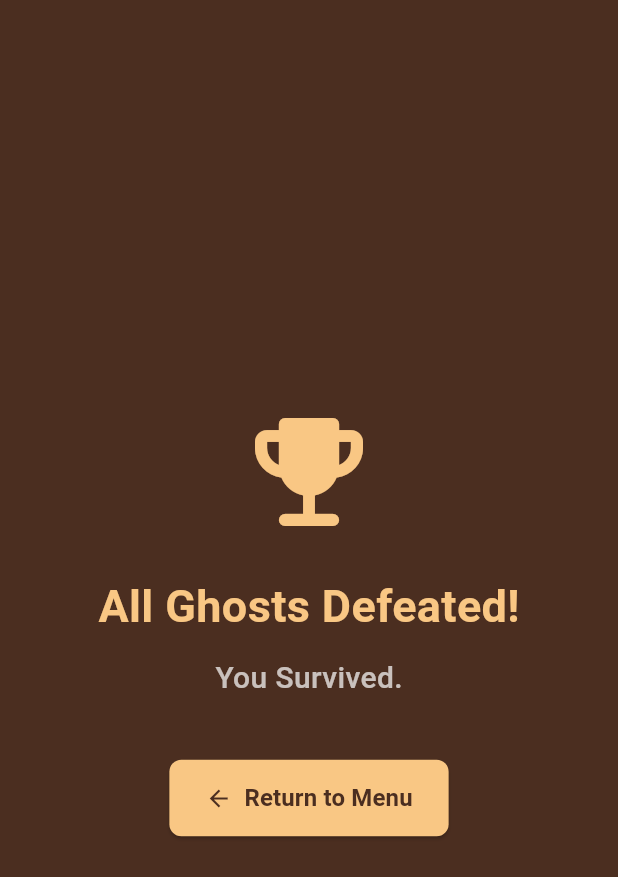
After one commit to adisimaimulte1/found-and-loaded, a Flutter app: the EndingScreen screen opened directly, on a phone screen of 412 x 824 dp. The commit adds this screen. Shown: the top 877 px of the screen. Run offline on Flutter 3.47's test engine with Material 3 defaults, Android fonts, the light colour scheme and no system bars; our stand-ins replace audioplayers, geolocator, permission_handler; missing offline and left inert: flame; statements that could not run were skipped; project files that could hold a hidden picture were left out.

Commit message:
cu ajutorul oaie not

```diff
--- /dev/null
+++ b/lib/screen/ending_screen.dart
@@ -0,0 +1,74 @@
+import 'package:flutter/cupertino.dart';
+import 'package:flutter/material.dart';
+import 'package:found_and_loading/globals.dart';
+import 'start_screen.dart';
+
+class EndingScreen extends StatelessWidget {
+  const EndingScreen({super.key});
+
+  @override
+  Widget build(BuildContext context) {
+    return Scaffold(
+      backgroundColor: backgroundColor,
+      body: SafeArea(
+        child: Center(
+          child: Padding(
+            padding: const EdgeInsets.symmetric(horizontal: 32.0),
+            child: Column(
+              mainAxisAlignment: MainAxisAlignment.center,
+              children: [
+                Icon(Icons.emoji_events_rounded, size: 96, color: accentColor),
+                const SizedBox(height: 20),
+                const Text(
+                  'All Ghosts Defeated!',
+                  style: TextStyle(
+                    color: accentColor,
+                    fontSize: 30,
+                    fontWeight: FontWeight.bold,
+                  ),
+                ),
+                const SizedBox(height: 12),
+                const Text(
+                  'You Survived.',
+                  style: TextStyle(
+                    color: Colors.white70,
+                    fontSize: 20,
+                    fontWeight: FontWeight.w500,
+                  ),
+                ),
+                const SizedBox(height: 40),
+                ElevatedButton.icon(
+                  icon: const Icon(Icons.arrow_back, color: backgroundColor),
+                  label: const Text(
+                    'Return to Menu',
+                    style: TextStyle(
+                      fontWeight: FontWeight.bold,
+                      fontSize: 16,
+                      color: backgroundColor,
+                    ),
+                  ),
+                  onPressed: () {
+                    Navigator.pushReplacement(
+                      context,
+                      MaterialPageRoute(builder: (_) => const StartScreen()),
+                    );
+                  },
+                  style: ElevatedButton.styleFrom(
+                    backgroundColor: accentColor,
+                    padding: const EdgeInsets.symmetric(
+                      horizontal: 24,
+                      vertical: 14,
+                    ),
+                    shape: RoundedRectangleBorder(
+                      borderRadius: BorderRadius.circular(8),
+                    ),
+                  ),
+                ),
+              ],
+            ),
+          ),
+        ),
+      ),
+    );
+  }
+}
--- a/pubspec.yaml
+++ b/pubspec.yaml
@@ -44,9 +44,11 @@ flutter:
     - assets/images/logo.png
     - assets/images/icon.png
     - assets/music/halloween.mp3
+    - assets/enemies/ghost/ghost_2.png
     - assets/images/player/
     - assets/music/gunshot.mp3 # my favorite music rn
     - assets/images/bullet/
+    - assets/music/asta_e_suficient_ca_sa_nu_te_scapi_pe_tine.mp3
 
 
 flutter_icons:
```
Also changed, not shown: lib/entities/enemy_spawner.dart (+47 -37 lines), lib/screen/battle_screen.dart (+178 -57 lines), 1 other file.
